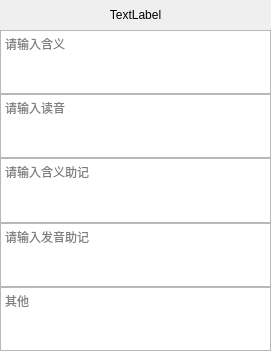
This is ui/word_card.ui in hong-kailin/LingThread as Qt 5 draws it before an edit. The edited form follows.
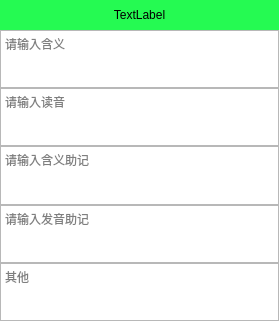
This is the edited form.

What changed in the file:
```diff
--- a/ui/word_card.ui
+++ b/ui/word_card.ui
@@ -6,13 +6,18 @@
    <rect>
     <x>0</x>
     <y>0</y>
-    <width>271</width>
-    <height>351</height>
+    <width>279</width>
+    <height>321</height>
    </rect>
   </property>
   <property name="windowTitle">
    <string>Frame</string>
   </property>
+  <property name="styleSheet">
+   <string notr="true">#label{
+	background-color:rgb(37, 250, 82);
+}</string>
+  </property>
   <layout class="QVBoxLayout" name="verticalLayout">
    <property name="spacing">
     <number>0</number>
@@ -31,6 +36,12 @@
    </property>
    <item>
     <widget class="QLabel" name="label">
+     <property name="sizePolicy">
+      <sizepolicy hsizetype="Expanding" vsizetype="Minimum">
+       <horstretch>0</horstretch>
+       <verstretch>0</verstretch>
+      </sizepolicy>
+     </property>
      <property name="minimumSize">
       <size>
        <width>0</width>
```
